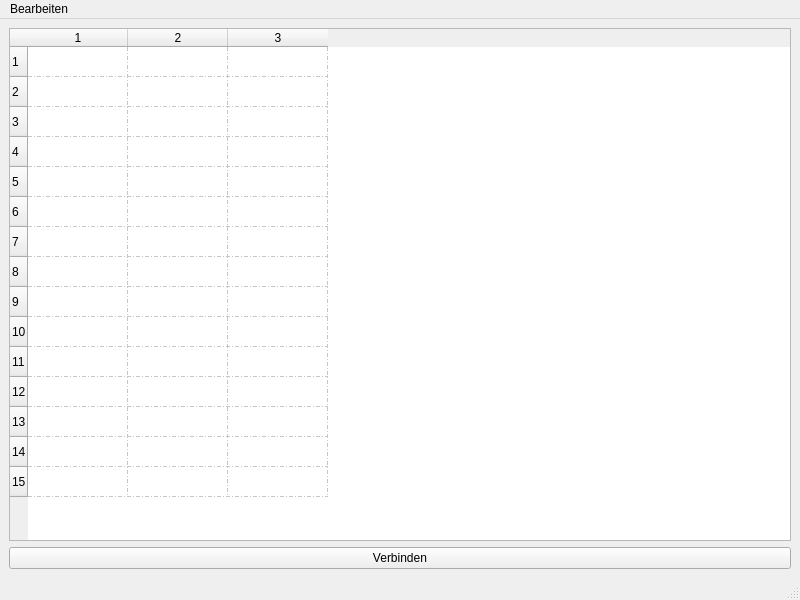
Old version of the form DesktopApp/mainwindow.ui in the repository Filaton/cnc.
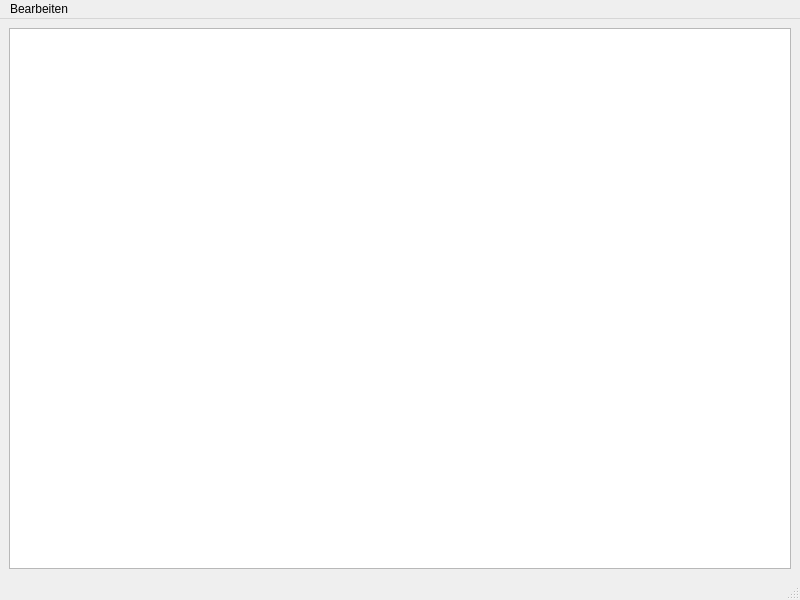
New version of the form.

The edit to the form file:
```diff
--- a/DesktopApp/mainwindow.ui
+++ b/DesktopApp/mainwindow.ui
@@ -15,49 +15,8 @@
   </property>
   <widget class="QWidget" name="centralwidget">
    <layout class="QGridLayout" name="gridLayout">
-    <item row="1" column="0">
-     <widget class="QPushButton" name="ConnectButton">
-      <property name="text">
-       <string>Verbinden</string>
-      </property>
-     </widget>
-    </item>
     <item row="0" column="0">
-     <widget class="QTableWidget" name="tableWidget">
-      <property name="sizeAdjustPolicy">
-       <enum>QAbstractScrollArea::AdjustToContents</enum>
-      </property>
-      <property name="gridStyle">
-       <enum>Qt::DashDotLine</enum>
-      </property>
-      <property name="rowCount">
-       <number>15</number>
-      </property>
-      <property name="columnCount">
-       <number>3</number>
-      </property>
-      <attribute name="horizontalHeaderCascadingSectionResizes">
-       <bool>false</bool>
-      </attribute>
-      <row/>
-      <row/>
-      <row/>
-      <row/>
-      <row/>
-      <row/>
-      <row/>
-      <row/>
-      <row/>
-      <row/>
-      <row/>
-      <row/>
-      <row/>
-      <row/>
-      <row/>
-      <column/>
-      <column/>
-      <column/>
-     </widget>
+     <widget class="QListWidget" name="cocktailList"/>
     </item>
    </layout>
   </widget>
```
